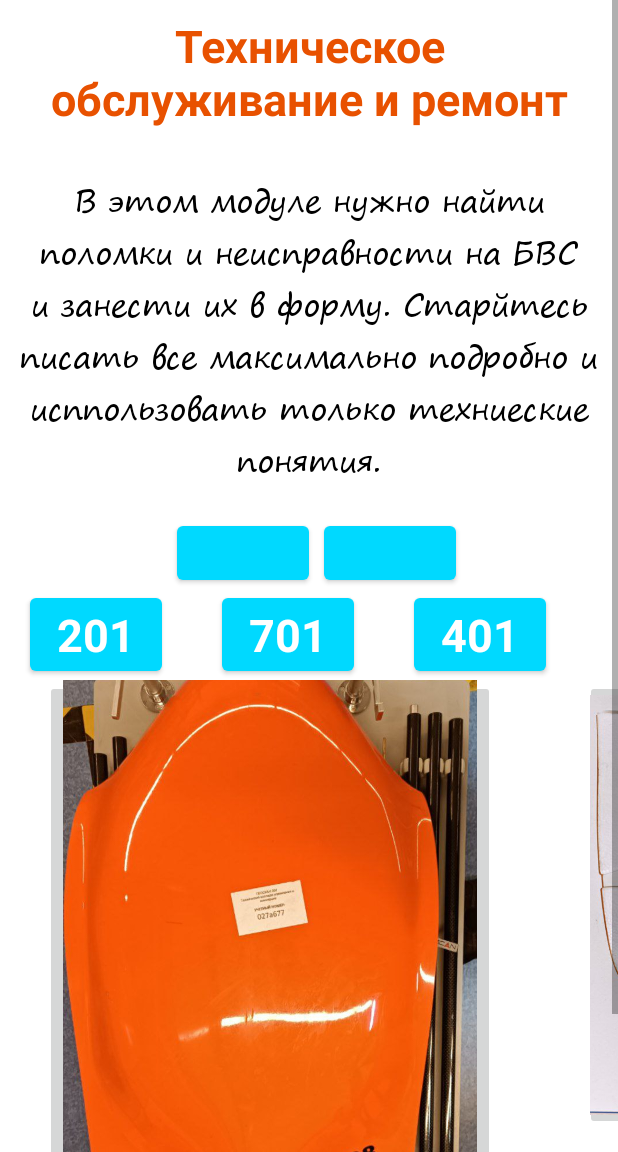
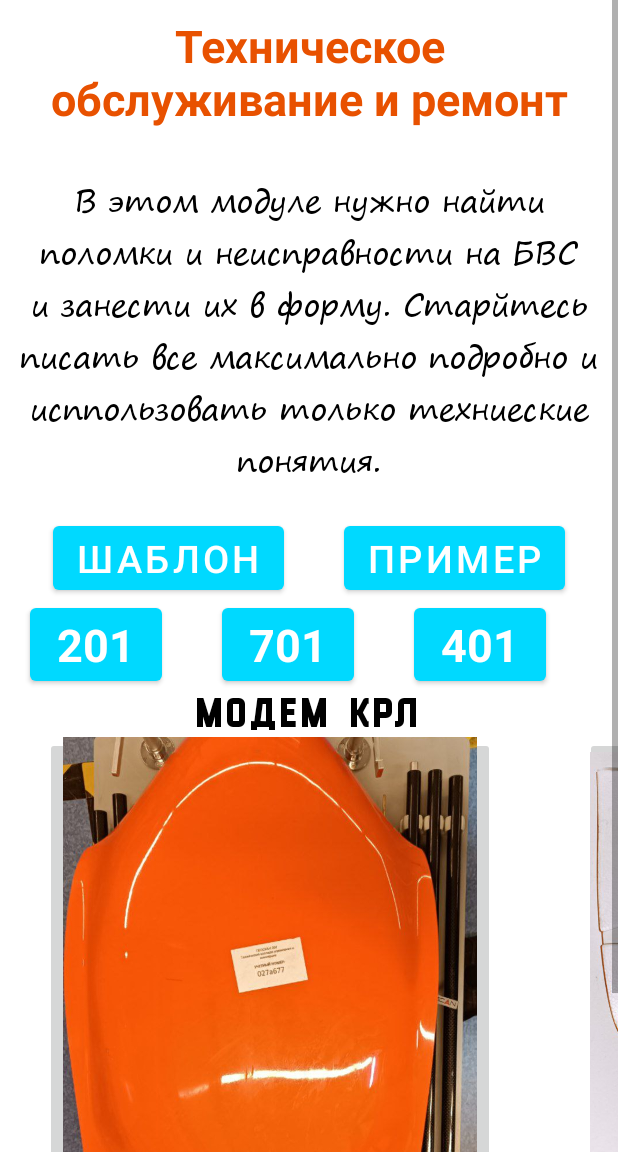
Before and after one commit to RATTER95292/Extarnal_piloting, an Android app: the diagnosticFragment screen opened through its navigation route, on a phone screen of 412 x 824 dp, the part 84-1236 px from its top. Run offline under Robolectric (Android 15) with nearby library versions, the light colour scheme and no system bars; our stand-ins replace navigation-ui.

Commit message:
Изменил вид текста

```diff
--- a/app/src/main/java/com/example/extarnal_piloting/diagnosticFragment.java
+++ b/app/src/main/java/com/example/extarnal_piloting/diagnosticFragment.java
@@ -1,6 +1,8 @@
 package com.example.extarnal_piloting;
 
+import android.content.Intent;
 import android.graphics.Typeface;
+import android.net.Uri;
 import android.os.Bundle;
 
 import androidx.annotation.NonNull;
@@ -11,6 +13,7 @@ import android.view.LayoutInflater;
 import android.view.MotionEvent;
 import android.view.View;
 import android.view.ViewGroup;
+import android.widget.Button;
 import android.widget.ImageButton;
 import android.widget.TextView;
 import android.widget.Toast;
@@ -81,12 +84,37 @@ public class diagnosticFragment extends Fragment {
         ImageButton cc = view.findViewById(R.id.cc);
         ImageButton modem = view.findViewById(R.id.modem);
 
+        Button shablon = view.findViewById(R.id.shablon5);
+        Button primer = view.findViewById(R.id.primer5);
+
+        shablon.setOnClickListener(new View.OnClickListener() {
+            @Override
+            public void onClick(View view) {
+                Intent intent = new Intent();
+                intent.setAction(Intent.ACTION_VIEW);
+                intent.addCategory(Intent.CATEGORY_BROWSABLE);
+                intent.setData(Uri.parse("https://drive.google.com/file/d/1fRRCGoMq-Q9SXbLKltZbKj513l6m2RzR/view?usp=sharing"));
+                startActivity(intent);
+            }
+        });
+
+        primer.setOnClickListener(new View.OnClickListener() {
+            @Override
+            public void onClick(View view) {
+                Intent intent = new Intent();
+                intent.setAction(Intent.ACTION_VIEW);
+                intent.addCategory(Intent.CATEGORY_BROWSABLE);
+                intent.setData(Uri.parse("https://drive.google.com/file/d/1w0MXbDpFRwrWq4yOoeTgYT4TphZljZgp/view?usp=sharing"));
+                startActivity(intent);
+            }
+        });
+
         fuselage.setOnTouchListener(new View.OnTouchListener() {
             @Override
             public boolean onTouch(View v, MotionEvent event) {
                 if (event.getAction() == MotionEvent.ACTION_DOWN) {
                     textView.setText(R.string.fus);
-                }else {
+                }else{
                     textView.setText("");
                 }
                 return false;
--- a/app/src/main/res/layout/fragment_diagnostic.xml
+++ b/app/src/main/res/layout/fragment_diagnostic.xml
@@ -34,13 +34,20 @@
                 android:gravity="center">
 
                 <Button
+                    android:id="@+id/shablon5"
+                    android:text="@string/shablon"
+                    android:textSize="25sp"
                     android:layout_width="wrap_content"
                     android:layout_height="wrap_content"
-                    android:layout_marginHorizontal="10sp"/>
+                    android:layout_marginHorizontal="20sp"/>
 
                 <Button
+                    android:id="@+id/primer5"
+                    android:text="@string/primer"
+                    android:textSize="25sp"
                     android:layout_width="wrap_content"
-                    android:layout_height="wrap_content"/>
+                    android:layout_height="wrap_content"
+                    android:layout_marginHorizontal="20sp"/>
 
 
             </LinearLayout>
@@ -65,6 +72,16 @@
 
                 </LinearLayout>
             </HorizontalScrollView>
+
+            <TextView
+                android:layout_gravity="center_horizontal"
+                android:id="@+id/textik"
+                android:text="@string/modem"
+                android:textColor="@color/black"
+                android:layout_width="wrap_content"
+                android:layout_height="wrap_content"
+                android:fontFamily="@font/natasha"
+                android:textSize="25sp"/>
 
             <HorizontalScrollView
                 android:layout_width="wrap_content"
@@ -116,10 +133,7 @@
                 </LinearLayout>
             </HorizontalScrollView>
 
-            <TextView
-                android:id="@+id/textik"
-                android:layout_width="wrap_content"
-                android:layout_height="wrap_content"/>
+
         </LinearLayout>
     </ScrollView>
 
```
Also changed, not shown: app/src/main/res/layout/fragment_documentation.xml (+6 -6 lines), app/src/main/res/values/strings.xml (+3 -6 lines), app/src/main/res/font/natasha.ttf (added).
